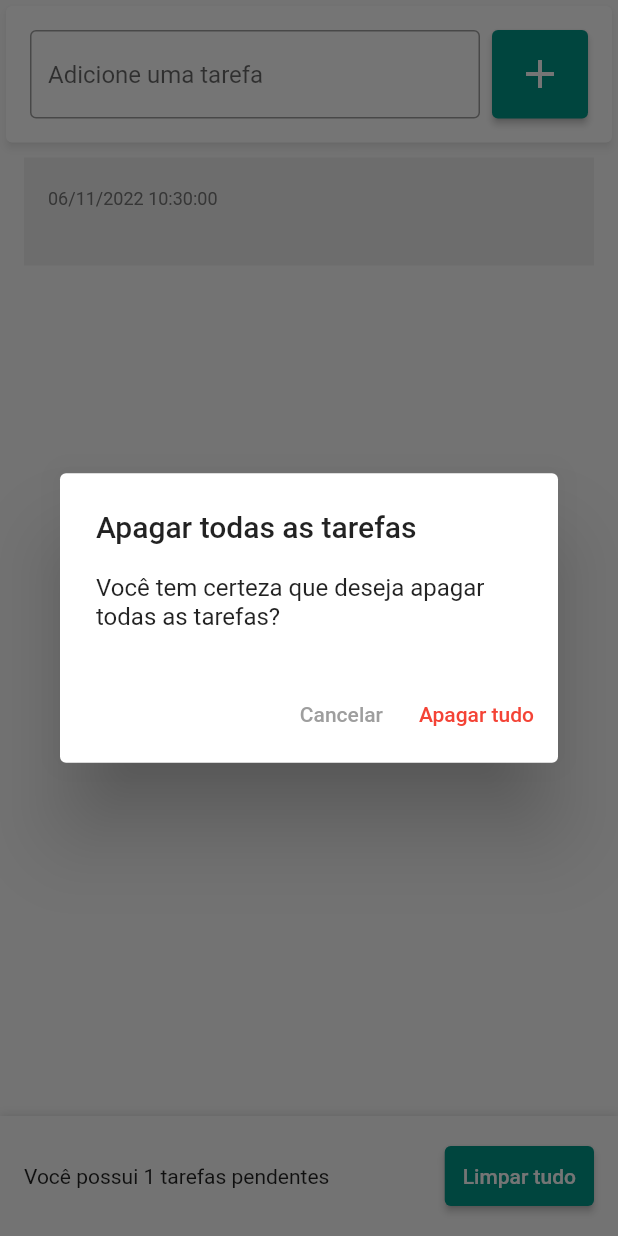
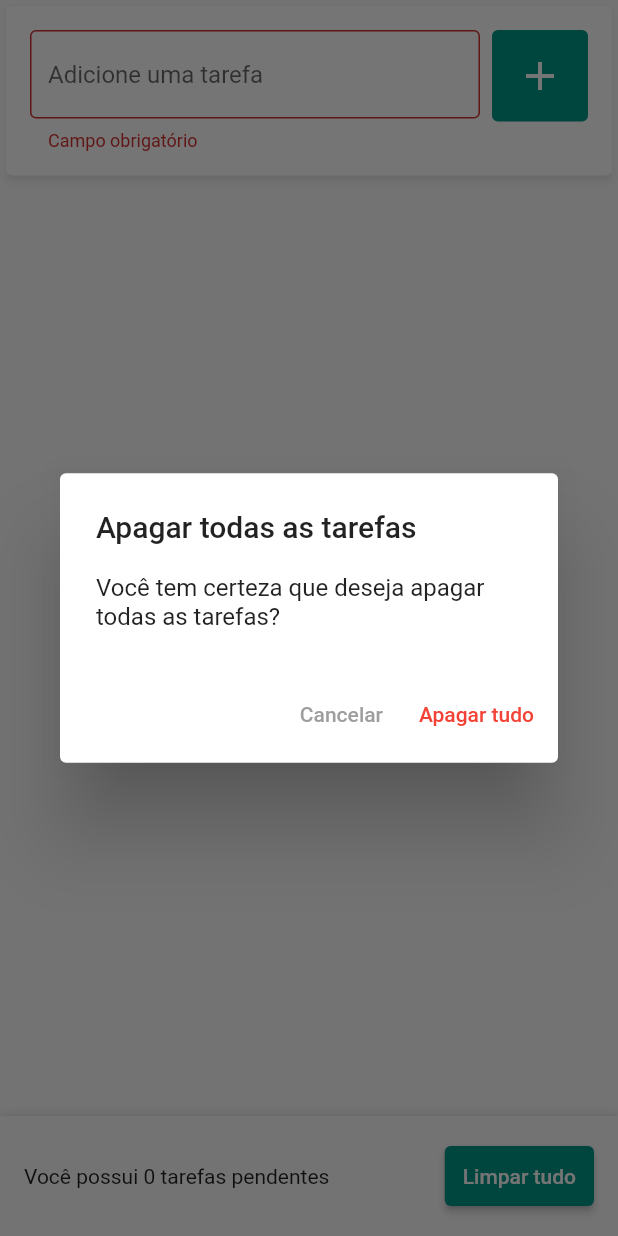
Before and after one commit to lucasluan01/Flutter, a Flutter app: the screen it shows after launch, after a tap on the "add" icon, after a tap on "Limpar tudo", on a phone screen of 412 x 824 dp. Run offline on Flutter 3.47's test engine with Material 2 defaults, Android fonts, the phone set to English and light mode, and no system bars; drawn by our look-alikes of flutter_slidable; our stand-ins replace auto_size_text, device_preview, shared_preferences.

Commit message:
reorganização da lista e nome da tarefa obrigatório

```diff
--- a/startto.dev/todo_list/lib/pages/todo_list_page.dart
+++ b/startto.dev/todo_list/lib/pages/todo_list_page.dart
@@ -17,6 +17,7 @@
   List<Todo> todos = [];
   Todo? deletedTodo;
   int? deletedTodoPos;
+  String? errorText;
 
   @override
   void initState() {
@@ -45,14 +46,15 @@
                   padding: const EdgeInsets.all(16),
                   child: IntrinsicHeight(
                     child: Row(
-                      crossAxisAlignment: CrossAxisAlignment.stretch,
+                      crossAxisAlignment: CrossAxisAlignment.start,
                       children: <Widget>[
                         Expanded(
                           child: TextField(
                             controller: taskController,
-                            decoration: const InputDecoration(
+                            decoration: InputDecoration(
                               hintText: 'Adicione uma tarefa',
-                              border: OutlineInputBorder(),
+                              border: const OutlineInputBorder(),
+                              errorText: errorText,
                             ),
                           ),
                         ),
@@ -61,6 +63,12 @@
                         ),
                         ElevatedButton(
                           onPressed: () {
+                            if (taskController.text.isEmpty) {
+                              setState(() {
+                                errorText = 'Campo obrigatório';
+                              });
+                              return;
+                            }
                             setState(() {
                               todos.add(
                                 Todo(
@@ -68,11 +76,15 @@
                                   creationDate: DateTime.now(),
                                 ),
                               );
+                              errorText = null;
                             });
                             taskController.clear();
                             _todoRepository.saveTodoList(todos);
                           },
-                          style: ElevatedButton.styleFrom(),
+                          style: ElevatedButton.styleFrom(
+                            padding: const EdgeInsets.symmetric(vertical: 14.5),
+                            elevation: 0,
+                          ),
                           child: const Icon(
                             Icons.add,
                             size: 32,
@@ -84,15 +96,25 @@
                 ),
               ),
               Expanded(
-                child: ListView.builder(
-                  padding: const EdgeInsets.symmetric(horizontal: 16.0),
-                  itemCount: todos.length,
-                  itemBuilder: (context, index) {
-                    return TodoListItem(
-                      todo: todos[index],
-                      onDelete: onDelete,
-                    );
+                child: ReorderableListView(
+                  onReorder: (int oldIndex, int newIndex) {
+                    setState(() {
+                      if (oldIndex < newIndex) {
+                        newIndex -= 1;
+                      }
+                      final Todo item = todos.removeAt(oldIndex);
+                      todos.insert(newIndex, item);
+                      _todoRepository.saveTodoList(todos);
+                    });
                   },
+                  children: [
+                    for (int index = 0; index < todos.length; index += 1)
+                      TodoListItem(
+                        key: Key('$index'),
+                        todo: todos[index],
+                        onDelete: onDelete,
+                      ),
+                  ],
                 ),
               ),
               Container(
--- a/startto.dev/todo_list/lib/widgets/todo_list_item.dart
+++ b/startto.dev/todo_list/lib/widgets/todo_list_item.dart
@@ -36,9 +36,8 @@
             ),
           ],
         ),
-        child: Container(
-          color: Colors.grey.shade200,
         child: ListTile(
+          tileColor: Colors.grey.shade200.withOpacity(0.5),
           shape: RoundedRectangleBorder(
             borderRadius: BorderRadius.circular(4),
           ),
@@ -57,7 +56,7 @@
               fontSize: 16,
             ),
           ),
-          ),
+          trailing: const Icon(Icons.drag_handle),
         ),
       ),
     );
```
Lines whose indentation alone changed are shown as unchanged.
